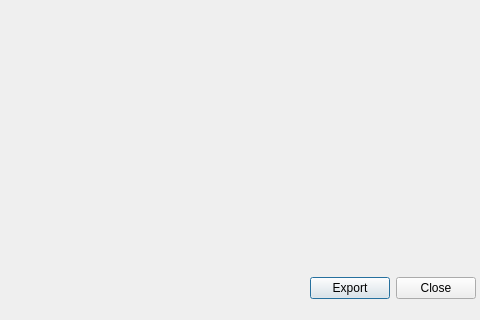
Before: the Qt Designer form PictureDialog.ui in SyDevTeam/gta5view, drawn with Qt 5; both pictures show x 480 to 960 and y 216 to 536 of the 960 by 536 pixel window.
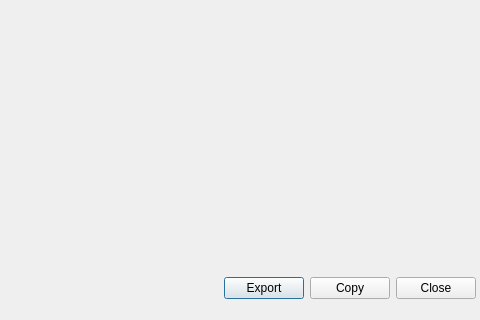
After: the same form once the commit is applied.

Commit message: add copying of snapmatic pictures, german translation updated

What changed in the file:
```diff
--- a/PictureDialog.ui
+++ b/PictureDialog.ui
@@ -89,6 +89,13 @@
        </property>
       </widget>
      </item>
+     <item>
+      <widget class="QPushButton" name="cmdCopy">
+       <property name="text">
+        <string>Copy</string>
+       </property>
+      </widget>
+     </item>
      <item>
       <widget class="QPushButton" name="cmdClose">
        <property name="toolTip">
```
The commit also changes 9 other files.
